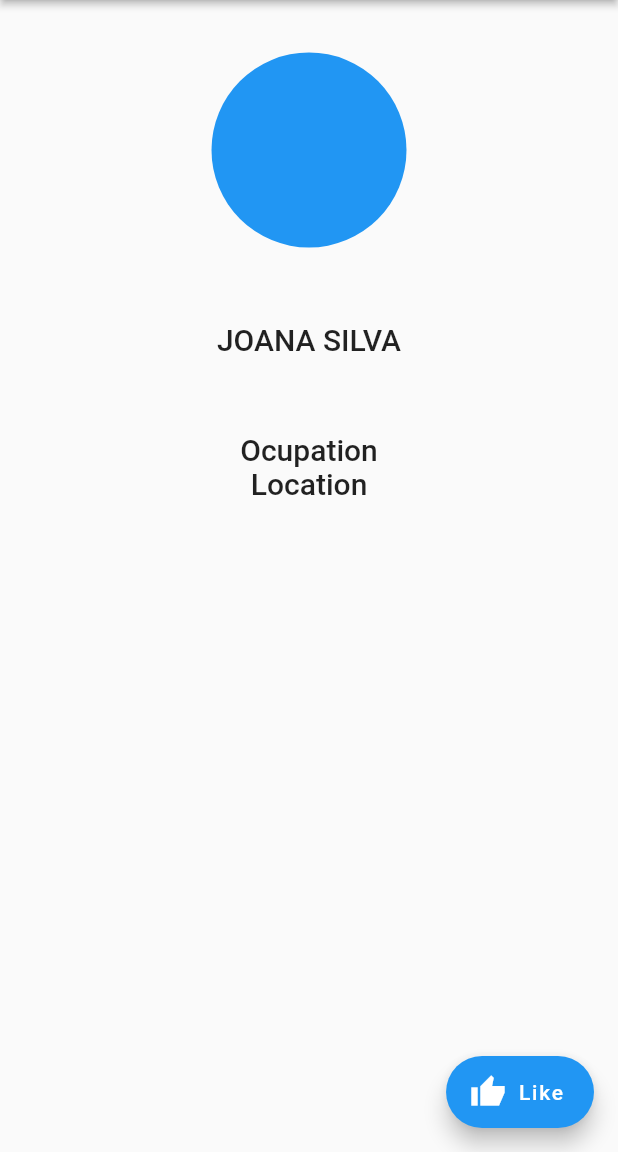
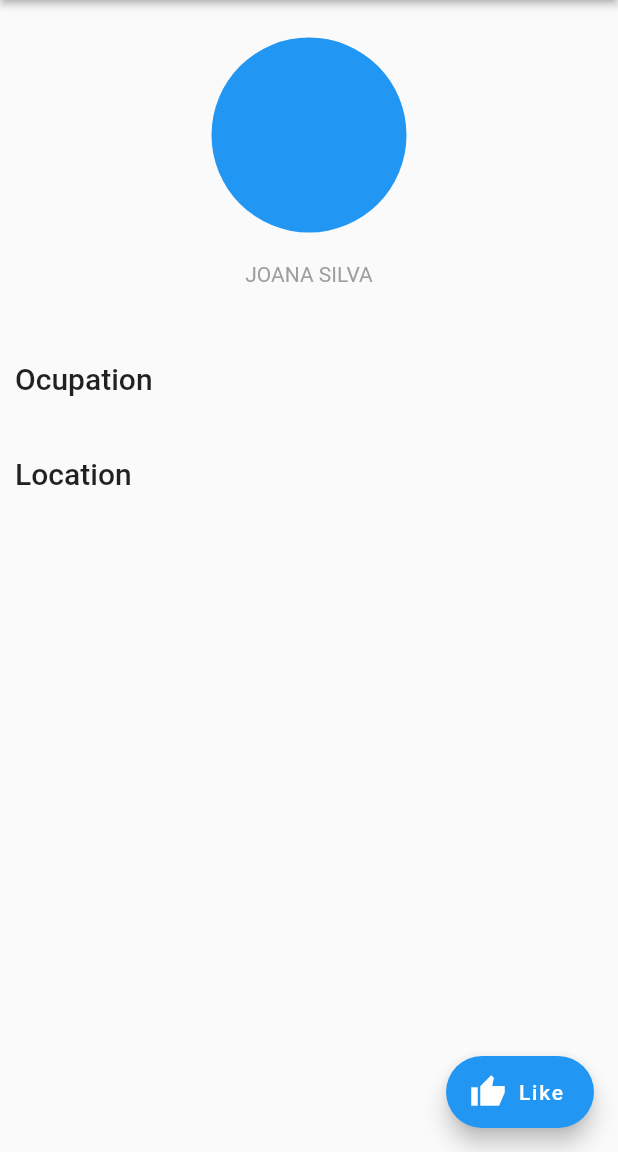
Before and after one commit to FEUP-ESOF-2020-21/open-cx-t7g5-5-estrelinhas, a Flutter app: the screen it shows after launch, on a phone screen of 412 x 824 dp, the part 84-1236 px from its top. Run offline on Flutter 3.47's test engine with Material 2 defaults, Android fonts, the phone set to English and light mode, and no system bars; our stand-ins replace cloud_firestore, firebase_core, firebase_storage; accounts and stored records are empty.

Commit message:
Better organization and allignments

```diff
--- a/src/meetix/lib/view/Profile.dart
+++ b/src/meetix/lib/view/Profile.dart
@@ -1,15 +1,6 @@
-import 'package:cloud_firestore/cloud_firestore.dart';
-import 'package:firebase_storage/firebase_storage.dart';
 import 'package:flutter/material.dart';
 import 'package:meetix/controller/StorageController.dart';
-import 'package:meetix/view/ConferenceProfilesPage.dart';
-import 'package:meetix/view/MyWidgets.dart';
-import 'package:meetix/model/Profile.dart';
-
-import '../model/Conference.dart';
 import '../controller/FirestoreController.dart';
-
-
 
 class Profile extends StatefulWidget {
   final FirestoreController _firestore;
@@ -40,17 +31,16 @@ class _ProfileState extends State<Profile> {
               color:Colors.white,
             ),
               onPressed:(){
-                Navigator.pop(context);
+                Navigator.pop(context);//atençao isto tem que ser mudado
               }
-
             )
           ]
       ),
+
       body: _buildBody(context),
+
       floatingActionButton: FloatingActionButton.extended(
-
         icon: Icon(Icons.thumb_up_sharp, color: Colors.white,),
-
         label: Text("Like"),
       ),
     );
@@ -65,107 +55,56 @@ class _ProfileState extends State<Profile> {
         return _buildAva(context, snapshot.data.docs);
       },
     );*/
-    return ListView(
-      children:[
+    return
+          Column(
+            children: <Widget>[
+              SizedBox(height:10.0),
               _buildAva(context),
-        _buildNameField(context),
               _buildInfoList(context),
-
             ]
           );
-  }
-  Widget _buildNameField(BuildContext context) {
-    return  Padding(
-      padding: const EdgeInsets.only(top: 50.0),
-        child: Center(
-        child: Column(
-          children:[
-          Text("JOANA SILVA",
-          style: Theme.of(context).textTheme.headline6,
-          ),
-            ]
 
-        ),
-        )
-    );
   }
 
   Widget _buildInfoList(BuildContext context) {
-    return  InkWell(
-        child: Padding(
-          padding: const EdgeInsets.only(top: 50.0),
-          child:Column(
+    return  Padding(
+          padding: const EdgeInsets.symmetric(horizontal: 10.0),
+          child: ListView(
+            shrinkWrap: true,
             children:[
+              SizedBox(height:50.0),
               Text("Ocupation",
                 style: Theme.of(context).textTheme.headline6,
               ),
+              SizedBox(height:40.0),
               Text("Location",
                 style: Theme.of(context).textTheme.headline6,
               ),
              ]
-
           ),
-
-
-    )
       );
   }
 
 
  Widget _buildAva(BuildContext context){
     return Padding(
-        padding: const EdgeInsets.only(top: 35.0),
+        padding: const EdgeInsets.only(top: 15.0, left: 10.0, right:10.0),
         child: Center(
-          child:Stack(
+          child:Column(
             children:[
               CircleAvatar(
                 radius: 65,
                 //image: NetworkImage("https://www.lewesac.co.uk/wp-content/uploads/2017/12/default-avatar.jpg"),
                 backgroundColor: Colors.blue,
               ),
+              SizedBox(height: 20.0),
+              Text("JOANA SILVA",
+                style:TextStyle(color:Colors.grey)
+              ),
             ],
+          )
         ),
-        )
-    );
-
-  }
-
-
-/*  Widget _buildList(BuildContext context, List<DocumentSnapshot> snapshot) {
-    List<Widget> conferences =  snapshot.map((data) => _buildListItem(context, data)).toList();
-    return ListView.separated(
-      padding: EdgeInsets.zero,
-      itemCount: conferences.length,
-      separatorBuilder: (context, index) => Divider(height: 0, color: Colors.grey,),
-      itemBuilder: (context, index) => conferences[index],
     );
   }
 
-  Widget _buildListItem(BuildContext context, DocumentSnapshot data) {
-    final _conference = Conference.fromSnapshot(data);
-
-    return InkWell(
-      onTap: () { Navigator.push(context, MaterialPageRoute(builder: (context) => ConferenceProfilesPage(widget._firestore, widget._storage, _conference))); },
-      child: Padding(
-        padding: const EdgeInsets.all(16.0),
-        child: Row(
-          children: [
-            // Displays conference icon, if null, displays initial
-            CustomAvatar(
-              imgURL: _conference.img,
-              source: widget._storage,
-              initials: _conference.name[0],
-            ),
-            SizedBox(width: 16.0,),
-            Text(_conference.name,
-              style: Theme.of(context).textTheme.headline6,
-            ),
-            Expanded(child: SizedBox()),
-            Icon(Icons.arrow_forward_ios_rounded,
-              color: Colors.grey,),
-          ],
-        ),
-      ),
-    );
-  }*/
 }
```
Lines whose indentation alone changed are shown as unchanged.
